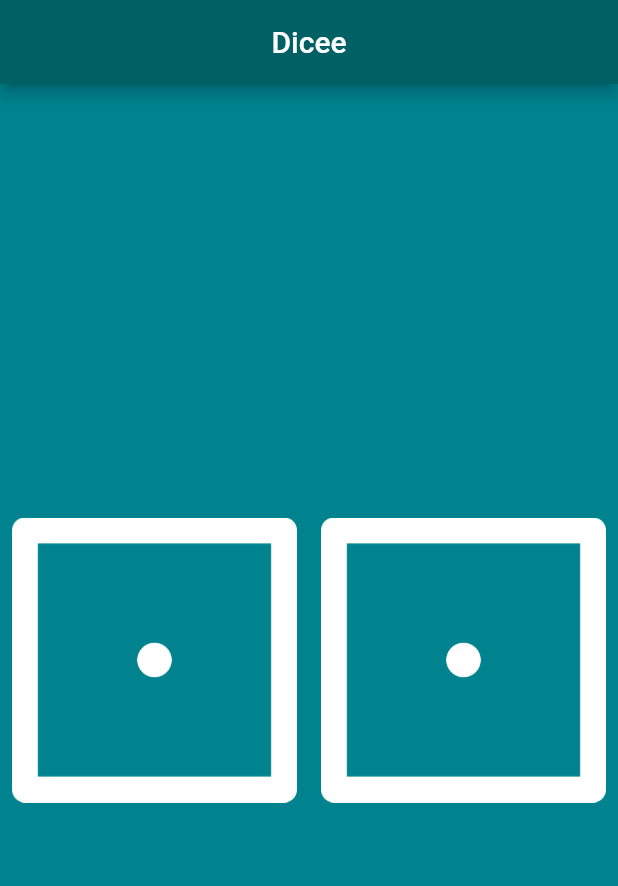
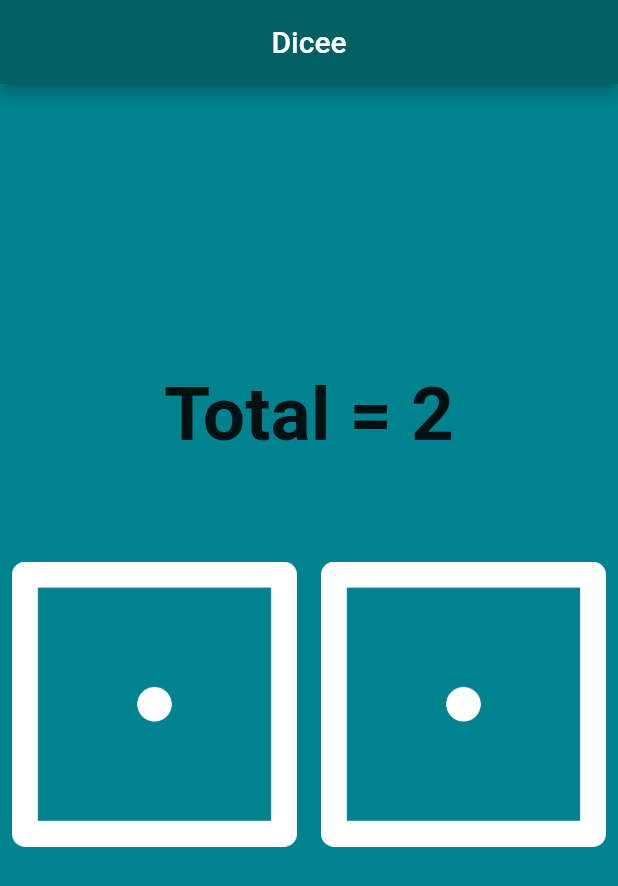
Before and after one commit to RajulSahu/dicee-app-flutter, a Flutter app: the screen it shows after launch, on a phone screen of 412 x 824 dp. Shown: the top 886 px of the screen. Run offline on Flutter 3.47's test engine with Material 2 defaults, Android fonts, the phone set to English and light mode, and no system bars.

Commit message:
Modified the app to show the total of both die faces.

```diff
--- a/lib/main.dart
+++ b/lib/main.dart
@@ -27,17 +27,37 @@ class DicePage extends StatefulWidget {
 class _DicePageState extends State<DicePage> {
   int leftDiceNumber = 1;
   int rightDiceNumber = 1;
+  int sum = 2;
 
   void changeDiceFace() {
     setState(() {
       leftDiceNumber = Random().nextInt(6) + 1;
       rightDiceNumber = Random().nextInt(6) + 1;
+      sum = leftDiceNumber + rightDiceNumber;
     });
   }
 
   @override
   Widget build(BuildContext context) {
-    return Center(
+    return Column(
+      mainAxisAlignment: MainAxisAlignment.center,
+      children: [
+        Row(
+          mainAxisAlignment: MainAxisAlignment.center,
+          children: [
+            Center(
+              child: Text(
+                'Total = $sum',
+                style: TextStyle(
+                  fontWeight: FontWeight.bold,
+                  fontSize: 50.0,
+                ),
+              ),
+            ),
+          ],
+        ),
+        Padding(
+          padding: const EdgeInsets.symmetric(vertical: 60.0),
           child: Row(
             children: [
               Expanded(
@@ -58,6 +78,8 @@ class _DicePageState extends State<DicePage> {
               ),
             ],
           ),
+        ),
+      ],
     );
   }
 }
```
Lines whose indentation alone changed are shown as unchanged.
